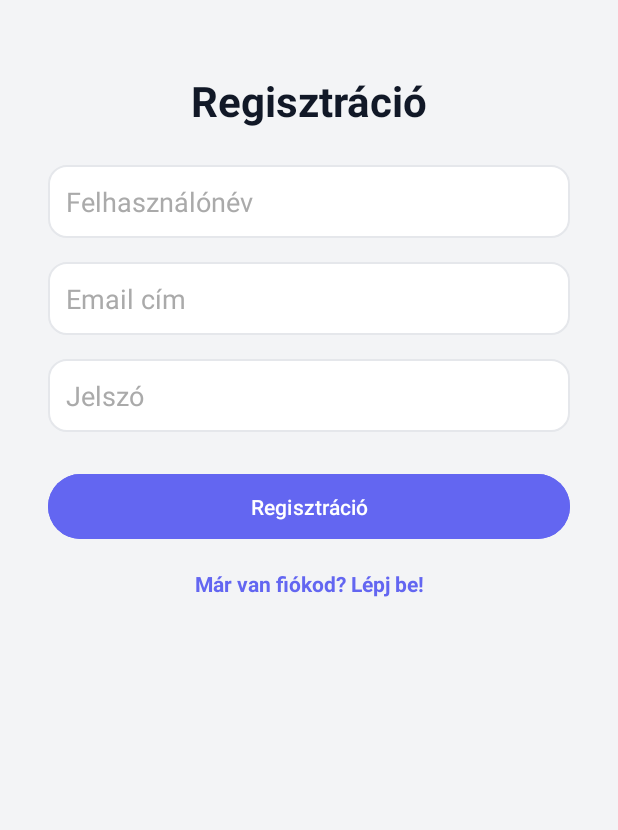
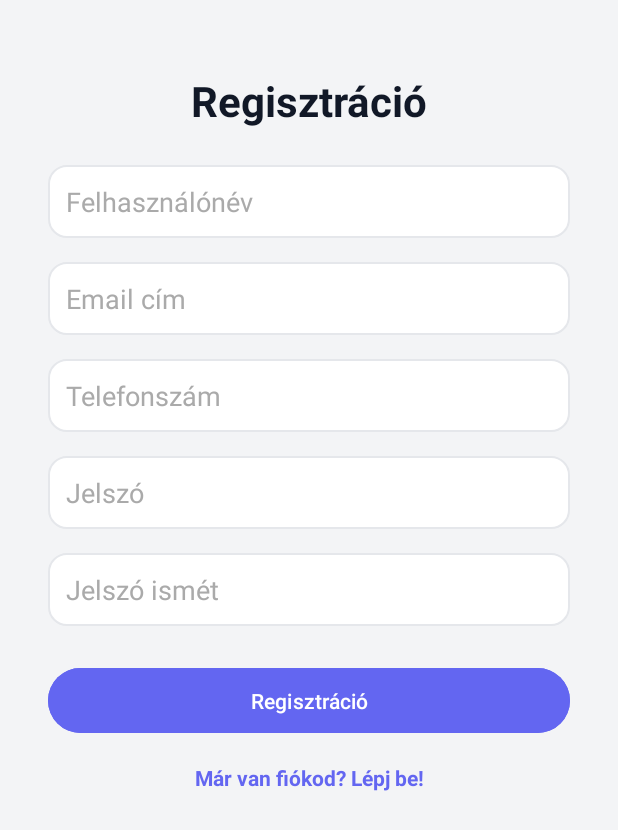
Before and after one commit to wia09/ConcertTicketApp, an Android app: the RegisterActivity screen opened directly, with no data from a screen before it, after a tap on "Regisztráció", on a phone screen of 412 x 824 dp. Shown: the top 830 px of the screen. Run offline under Robolectric (Android 15) with nearby library versions, the phone set to English and light mode, and no system bars; our stand-ins replace Firebase (no records; nobody signed in at launch, a user with empty details on screens opened directly).

Commit message:
1. merfoldko - gorgetheto / reszponziv reg es login

```diff
--- a/app/src/main/java/com/example/concertticketapp/RegisterActivity.java
+++ b/app/src/main/java/com/example/concertticketapp/RegisterActivity.java
@@ -15,7 +15,8 @@ import java.util.HashMap;
 import java.util.Map;
 
 public class RegisterActivity extends AppCompatActivity {
-    EditText usernameInput, emailInput, passwordInput;
+
+    EditText usernameInput, emailInput, phoneInput, passwordInput, passwordConfirmInput;
     Button buttonRegister;
     TextView textLoginLink;
     FirebaseAuth auth;
@@ -31,28 +32,50 @@ public class RegisterActivity extends AppCompatActivity {
 
         usernameInput = findViewById(R.id.usernameInput);
         emailInput = findViewById(R.id.emailInput);
+        phoneInput = findViewById(R.id.phoneInput);
         passwordInput = findViewById(R.id.passwordInput);
+        passwordConfirmInput = findViewById(R.id.passwordConfirmInput);
         buttonRegister = findViewById(R.id.buttonRegister);
         textLoginLink = findViewById(R.id.textLoginLink);
 
         buttonRegister.setOnClickListener(v -> {
-            String username = usernameInput.getText().toString();
-            String email = emailInput.getText().toString();
+            String username = usernameInput.getText().toString().trim();
+            String email = emailInput.getText().toString().trim();
+            String phone = phoneInput.getText().toString().trim();
             String password = passwordInput.getText().toString();
+            String confirmPassword = passwordConfirmInput.getText().toString();
+
+            if (username.isEmpty() || email.isEmpty() || phone.isEmpty() || password.isEmpty() || confirmPassword.isEmpty()) {
+                Toast.makeText(this, "Kérlek tölts ki minden mezőt!", Toast.LENGTH_SHORT).show();
+                return;
+            }
+
+            if (!android.util.Patterns.EMAIL_ADDRESS.matcher(email).matches()) {
+                Toast.makeText(this, "Érvénytelen email formátum!", Toast.LENGTH_SHORT).show();
+                return;
+            }
+
+            if (!password.equals(confirmPassword)) {
+                Toast.makeText(this, "A jelszavak nem egyeznek!", Toast.LENGTH_SHORT).show();
+                return;
+            }
 
             auth.createUserWithEmailAndPassword(email, password)
                     .addOnSuccessListener(authResult -> {
                         String uid = auth.getCurrentUser().getUid();
+
                         Map<String, Object> user = new HashMap<>();
                         user.put("username", username);
                         user.put("email", email);
+                        user.put("phone", phone);
+
                         db.collection("users").document(uid).set(user);
 
                         Toast.makeText(this, "Sikeres regisztráció", Toast.LENGTH_SHORT).show();
                         finish();
                     })
                     .addOnFailureListener(e ->
-                            Toast.makeText(this, "Sikertelen regisztráció!", Toast.LENGTH_SHORT).show()
+                            Toast.makeText(this, "Sikertelen regisztráció: " + e.getMessage(), Toast.LENGTH_SHORT).show()
                     );
         });
 
--- a/app/src/main/res/layout/activity_register.xml
+++ b/app/src/main/res/layout/activity_register.xml
@@ -1,10 +1,13 @@
 <?xml version="1.0" encoding="utf-8"?>
-<androidx.constraintlayout.widget.ConstraintLayout
-    xmlns:android="http://schemas.android.com/apk/res/android"
+<ScrollView xmlns:android="http://schemas.android.com/apk/res/android"
     xmlns:app="http://schemas.android.com/apk/res-auto"
     android:layout_width="match_parent"
     android:layout_height="match_parent"
     android:background="#F3F4F6">
+
+    <androidx.constraintlayout.widget.ConstraintLayout
+        android:layout_width="match_parent"
+        android:layout_height="wrap_content">
 
         <TextView
             android:id="@+id/textTitle"
@@ -53,6 +56,22 @@
             android:layout_marginTop="16dp" />
 
         <EditText
+            android:id="@+id/phoneInput"
+            android:layout_width="0dp"
+            android:layout_height="wrap_content"
+            android:hint="Telefonszám"
+            android:inputType="phone"
+            android:background="@drawable/edit_text_bg"
+            android:padding="12dp"
+            android:textColor="#111827"
+            android:textColorHint="#AAAAAA"
+            app:layout_constraintTop_toBottomOf="@id/emailInput"
+            app:layout_constraintStart_toStartOf="parent"
+            app:layout_constraintEnd_toEndOf="parent"
+            android:layout_marginHorizontal="32dp"
+            android:layout_marginTop="16dp" />
+
+        <EditText
             android:id="@+id/passwordInput"
             android:layout_width="0dp"
             android:layout_height="wrap_content"
@@ -62,7 +81,23 @@
             android:padding="12dp"
             android:textColor="#111827"
             android:textColorHint="#AAAAAA"
-        app:layout_constraintTop_toBottomOf="@id/emailInput"
+            app:layout_constraintTop_toBottomOf="@id/phoneInput"
+            app:layout_constraintStart_toStartOf="parent"
+            app:layout_constraintEnd_toEndOf="parent"
+            android:layout_marginHorizontal="32dp"
+            android:layout_marginTop="16dp" />
+
+        <EditText
+            android:id="@+id/passwordConfirmInput"
+            android:layout_width="0dp"
+            android:layout_height="wrap_content"
+            android:hint="Jelszó ismét"
+            android:inputType="textPassword"
+            android:background="@drawable/edit_text_bg"
+            android:padding="12dp"
+            android:textColor="#111827"
+            android:textColorHint="#AAAAAA"
+            app:layout_constraintTop_toBottomOf="@id/passwordInput"
             app:layout_constraintStart_toStartOf="parent"
             app:layout_constraintEnd_toEndOf="parent"
             android:layout_marginHorizontal="32dp"
@@ -76,7 +111,7 @@
             android:backgroundTint="#6366F1"
             android:textColor="#FFFFFF"
             android:padding="12dp"
-        app:layout_constraintTop_toBottomOf="@id/passwordInput"
+            app:layout_constraintTop_toBottomOf="@id/passwordConfirmInput"
             app:layout_constraintStart_toStartOf="parent"
             app:layout_constraintEnd_toEndOf="parent"
             android:layout_marginHorizontal="32dp"
@@ -95,3 +130,4 @@
             android:layout_marginTop="16dp" />
 
     </androidx.constraintlayout.widget.ConstraintLayout>
+</ScrollView>
```
Lines whose indentation alone changed are shown as unchanged.
